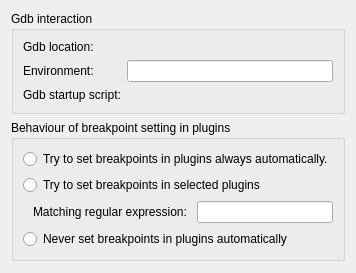
First picture: the form in src/plugins/debugger/gdb/gdboptionspage.ui, repository qt-creator/qt-creator, before the edit.
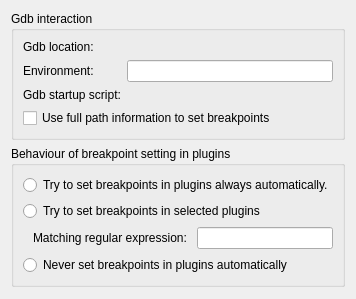
Second picture: the form after the edit. Custom widgets are drawn as their Qt base class.

Commit message: debugger: make use of full source file list optional

```diff
--- a/src/plugins/debugger/gdb/gdboptionspage.ui
+++ b/src/plugins/debugger/gdb/gdboptionspage.ui
@@ -57,6 +57,19 @@
       <item row="2" column="1">
        <widget class="Utils::PathChooser" name="scriptFileChooser"/>
       </item>
+      <item row="3" column="0" colspan="2">
+       <widget class="QCheckBox" name="checkBoxUsePreciseBreakpoints">
+        <property name="text">
+         <string>Use full path information to set breakpoints</string>
+        </property>
+        <property name="toolTip">
+         <string>When this option is checked, the debugger plugin attempts
+to extract full path information for all source files from gdb. This is a
+slow process but enables setting breakpoints in files with the same file
+name in different directories.</string>
+        </property>
+       </widget>
+      </item>
      </layout>
     </widget>
    </item>
```
The commit also changes 6 other files.
